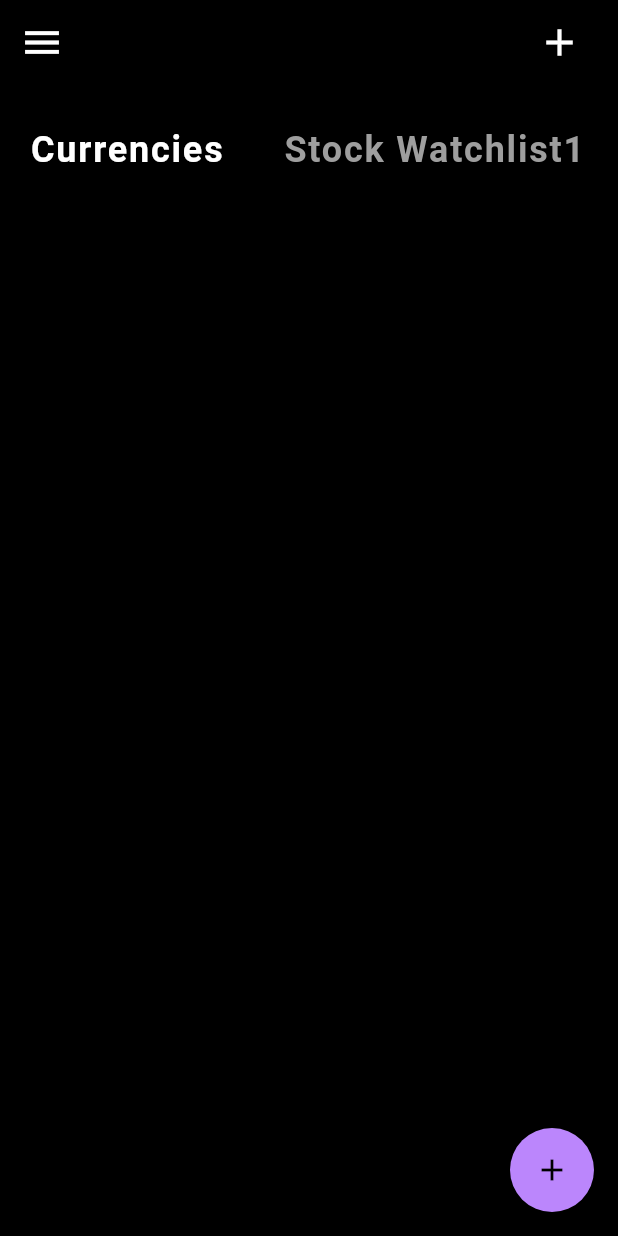
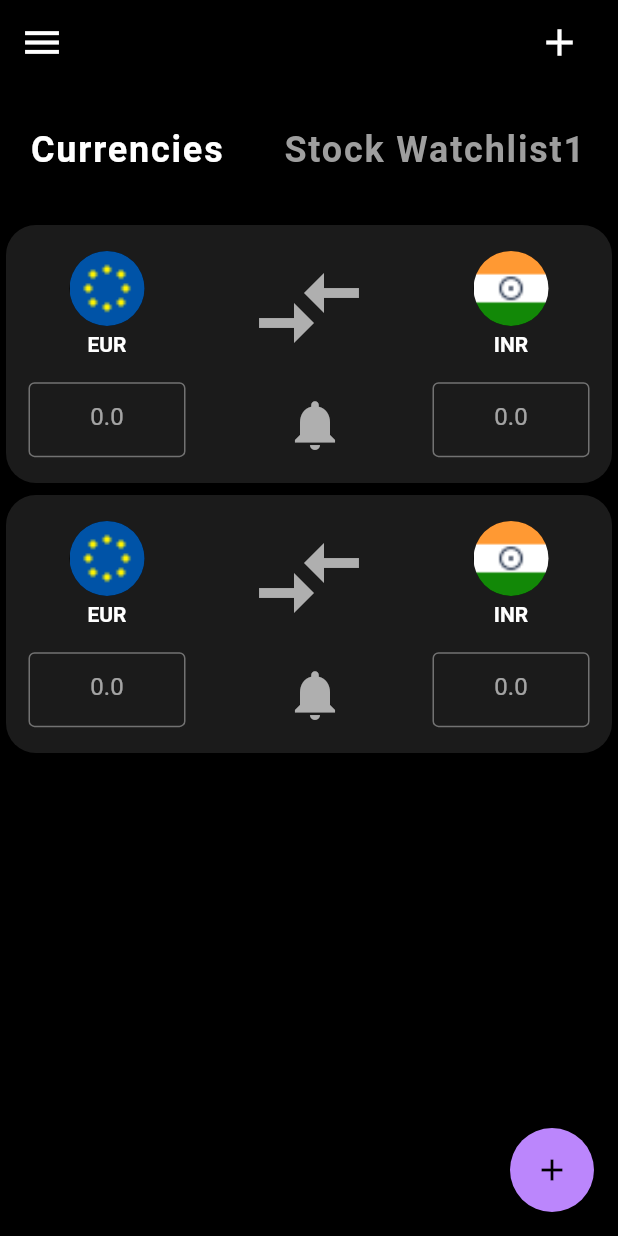
Before and after one commit to vivekpatel99/StockApp, a Flutter app: the screen it shows after launch, after a tap on the "add" icon, on a phone screen of 412 x 824 dp. Run offline on Flutter 3.47's test engine with Material 2 defaults, Android fonts, the phone set to English and light mode, and no system bars; our stand-ins replace logger; Roboto replaces fonts that are missing (Merriweather).

Commit message:
last added currenciey comparison card showing up after startup done

```diff
--- a/lib/pages/home_pg.dart
+++ b/lib/pages/home_pg.dart
@@ -13,11 +13,10 @@ class HomePage extends StatefulWidget {
   _HomePageState createState() => _HomePageState();
 }
 
-class _HomePageState extends State<HomePage> {
-  List<CurrenciesComparisonCard> comparisionCard = [];
+class _HomePageState extends State<HomePage>
+    with SingleTickerProviderStateMixin {
+  List<CurrenciesComparisonCard> comparisionCardList = [];
   Currency currency = Currency();
-  CurrencyModel currencyList;
-  bool floatingButtonPressed = false;
 
   @override
   Widget build(BuildContext context) {
@@ -45,12 +44,31 @@ class _HomePageState extends State<HomePage> {
         children: <Widget>[
           CategorySelector(),
           Expanded(
-            child: floatingButtonPressed == false
-                ? Container()
-                : ListView.builder(
-                    itemCount: comparisionCard.length,
+            child: comparisionCardList.length != 0
+                ? ListView.builder(
+                    itemCount: comparisionCardList.length,
                     itemBuilder: (context, index) {
-                      return comparisionCard[index];
+                      return comparisionCardList[index];
+                    },
+                  )
+                : FutureBuilder(
+                    future: currency.loadInitCurrencies(),
+                    builder: (context, currencyListSnap) {
+                      if (currencyListSnap.hasData) {
+                        return ListView.builder(
+                            itemCount: currencyListSnap.data.length,
+                            itemBuilder: (context, index) {
+                              comparisionCardList.add(
+                                CurrenciesComparisonCard(
+                                    currency: currencyListSnap.data),
+                              );
+                              return CurrenciesComparisonCard(
+                                  currency: currencyListSnap.data);
+                            });
+                      } else if (currencyListSnap.hasError) {
+                        return Container();
+                      }
+                      return CircularProgressIndicator();
                     },
                   ),
           ),
@@ -58,15 +76,12 @@ class _HomePageState extends State<HomePage> {
       ),
       floatingActionButton: FloatingActionButton(
         onPressed: () async {
-          floatingButtonPressed = true;
-          currencyList = await currency.loadCurrencies();
+          CurrencyModel currencyList = await currency.loadCurrencies();
+          comparisionCardList.add(
+            CurrenciesComparisonCard(currency: currencyList.addedCurrencies),
+          );
           setState(
-            () {
-              comparisionCard.add(
-                CurrenciesComparisonCard(
-                    key: UniqueKey(), currency: currencyList.addedCurrencies),
-              );
-            },
+            () {},
           );
         },
         backgroundColor: Color(0xFFBB86FC),
--- a/lib/services/currencyservice.dart
+++ b/lib/services/currencyservice.dart
@@ -36,14 +36,19 @@ class Currency extends ChangeNotifier {
   }
 
 //------------------------------------------------------------
-  // static Future<Currency> create() async {
-  //   Currency currency = Currency._();
-  //   await Currency.create();
-  //   return currency;
-  // }
+  Future<List<CurrenyType>> loadInitCurrencies() async {
+    log.i('loadInitCurrencies');
+
+    CurrencyModel _currency = await loadCurrencies();
+
+    // log.i('${currency.defaultCurrencies[0].name}');
+    log.i('${_currency.addedCurrencies}');
+    return _currency.addedCurrencies;
+  }
 
 //------------------------------------------------------------
   void displayCurrencyTile() async {
+    final currency = await loadCurrencies();
     if (currency.addedCurrencies.isNotEmpty) {
       displayCurrenciesList.add(currency.addedCurrencies);
     }
--- a/lib/widgets/currencies_comparison_card.dart
+++ b/lib/widgets/currencies_comparison_card.dart
@@ -45,7 +45,7 @@ class CurrenciesComparisonCard extends StatelessWidget {
                             onTap: () async {
                               // var currenciesList = await loadCurrencies();
                               // print(currenciesList.addedCurrencies.length);
-                              myListView();
+                              return myListView();
                             },
                             child: CircleAvatar(
                               radius: 25.0,
```
Also changed, not shown: lib/widgets/currency_textfield.dart (+15 -4 lines).
